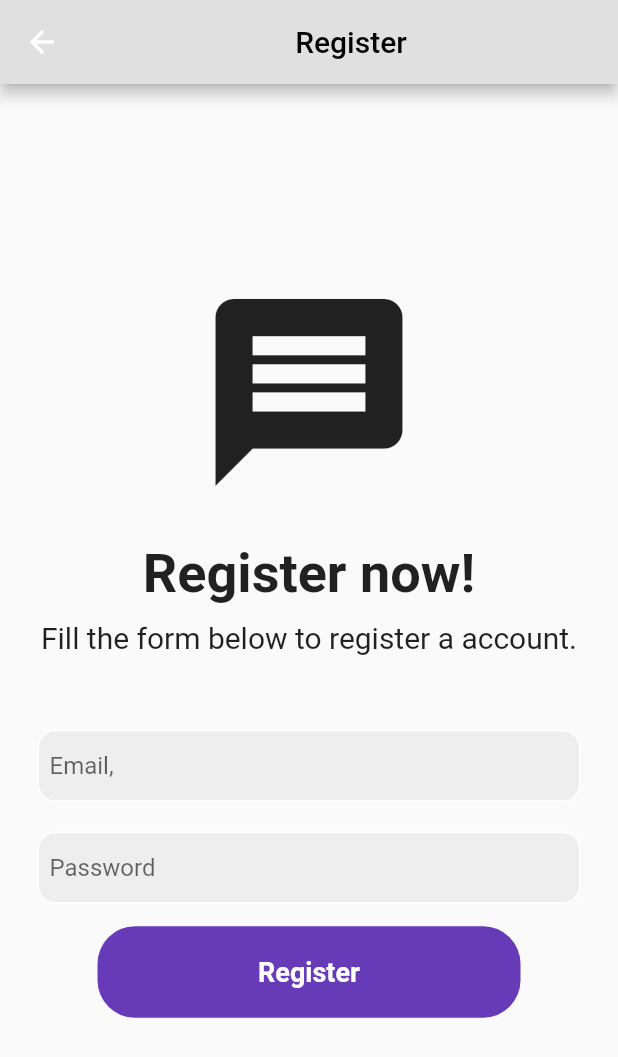
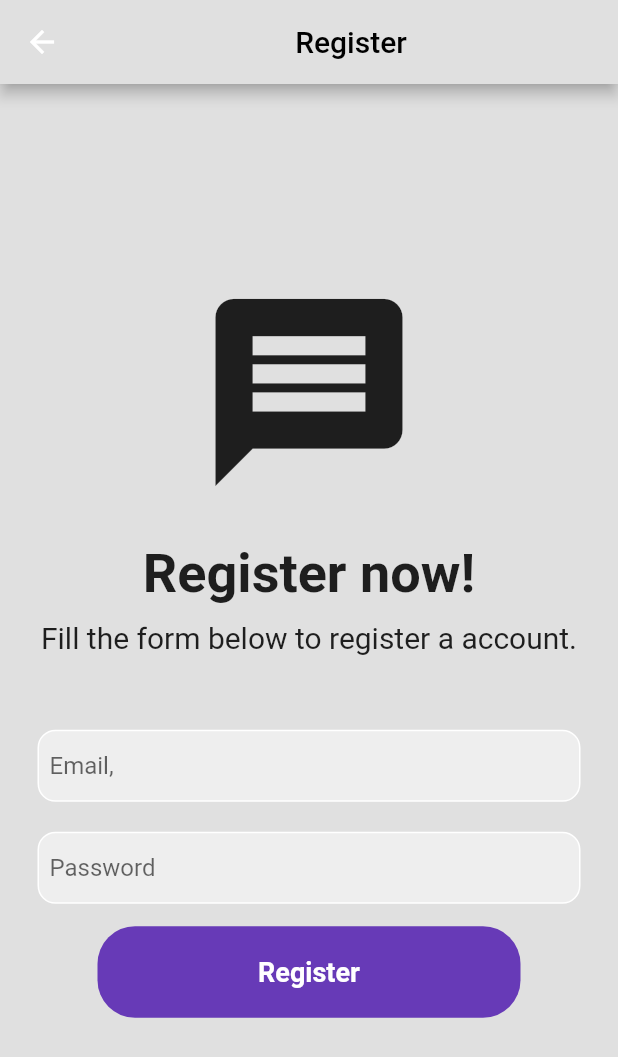
Before and after one commit to PetruIulian/gad_group_chat_app, a Flutter app: the RegisterPage screen opened by its route, on a phone screen of 412 x 824 dp. Shown: the top 1057 px of the screen. Run offline on Flutter 3.47's test engine with Material 2 defaults, Android fonts, the phone set to English and light mode, and no system bars; our stand-ins replace firebase_auth, firebase_core, flutter_redux, freezed_annotation, redux, rxdart; missing offline and left inert: redux_epics; accounts and stored records are empty.

Commit message:
register page modified

```diff
--- a/lib/src/presentation/register_page.dart
+++ b/lib/src/presentation/register_page.dart
@@ -27,6 +27,7 @@ class _RegisterPageState extends State<RegisterPage> {
   @override
   Widget build(BuildContext context) {
     return Scaffold(
+      backgroundColor: Colors.grey[300],
       appBar: AppBar(
         backgroundColor: Colors.grey[300],
         title: const Center(
```
